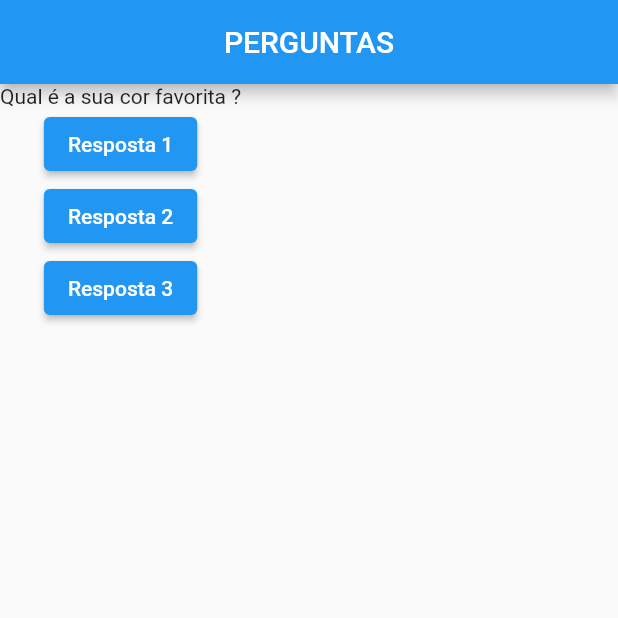
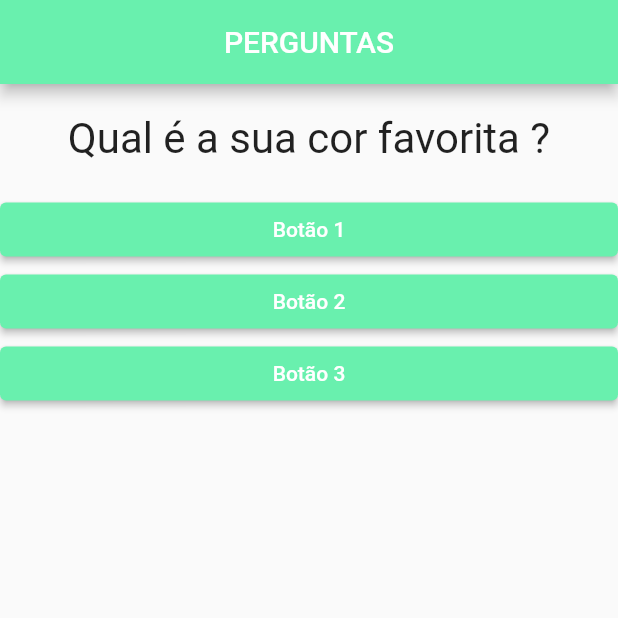
Before and after one commit to lavianii/Estudos-Flutter, a Flutter app: the screen it shows after launch, on a phone screen of 412 x 824 dp, the top half of it. Run offline on Flutter 3.47's test engine with Material 2 defaults, Android fonts, the phone set to English and light mode, and no system bars.

Commit message:
poo parte 1

```diff
--- a/lib/main.dart
+++ b/lib/main.dart
@@ -1,16 +1,26 @@
-import 'dart:developer';
-
 import 'package:flutter/foundation.dart';
 import 'package:flutter/material.dart';
+import './questao.dart';
+import './resposta.dart';
 
-main() => runApp(PerguntaApp());
+void main() {
+  runApp(const PerguntaApp());
+}
 
-class PerguntaApp extends StatelessWidget {
-  int perguntaSelecionada = 0;
+class PerguntaApp extends StatefulWidget {
+  const PerguntaApp({Key? key}) : super(key: key);
 
-  void responder() {
-    perguntaSelecionada++;
-    print(perguntaSelecionada);
+  @override
+  State<PerguntaApp> createState() => _PerguntaAppState();
+}
+
+class _PerguntaAppState extends State<PerguntaApp> {
+  int _perguntaSelecionada = 0;
+
+  void _responder() {
+    setState(() {
+      _perguntaSelecionada++;
+    });
   }
 
   @override
@@ -23,23 +33,15 @@ class PerguntaApp extends StatelessWidget {
     return MaterialApp(
       home: Scaffold(
         appBar: AppBar(
-          title: const Center(child: Text("PERGUNTAS")),
+          backgroundColor: Colors.greenAccent,
+          title: const Center(child: Text('PERGUNTAS')),
         ),
-        body: Column(
-          children: [
-            Text(perguntas[perguntaSelecionada]),
-            ElevatedButton(
-                onPressed: responder, child: const Text("Resposta 1")),
-            ElevatedButton(
-                onPressed: () {
-                  log("Resposta com funcao anonima");
-                },
-                child: const Text("Resposta 2")),
-            ElevatedButton(
-                onPressed: () => {log("Resposta com arrow function")},
-                child: const Text("Resposta 3"))
-          ],
-        ),
+        body: Column(children: [
+          Questao(perguntas[_perguntaSelecionada]),
+          Resposta("Botão 1", _responder),
+          Resposta("Botão 2", _responder),
+          Resposta("Botão 3", _responder)
+        ]),
       ),
     );
   }
--- /dev/null
+++ b/lib/questao.dart
@@ -0,0 +1,20 @@
+import 'package:flutter/material.dart';
+
+class Questao extends StatelessWidget {
+  final String texto;
+
+  const Questao(this.texto, {Key? key}) : super(key: key);
+
+  @override
+  Widget build(BuildContext context) {
+    return Container(
+      width: double.infinity,
+      margin: const EdgeInsets.all(20),
+      child: Text(
+        texto,
+        style: const TextStyle(fontSize: 28),
+        textAlign: TextAlign.center,
+      ),
+    );
+  }
+}
--- /dev/null
+++ b/lib/resposta.dart
@@ -0,0 +1,33 @@
+import 'package:flutter/material.dart';
+
+class Resposta extends StatelessWidget {
+  final String texto;
+  final void Function() quandoSelecionado;
+
+  Resposta(this.texto, this.quandoSelecionado);
+
+  @override
+  Widget build(BuildContext context) {
+    return SizedBox(
+      width: double.infinity,
+      child: ElevatedButton(
+        style: ElevatedButton.styleFrom(
+          primary: Colors.greenAccent,
+          onPrimary: Colors.white,
+        ),
+        onPressed: quandoSelecionado,
+        child: Text(texto),
+      ),
+    );
+
+    //Minha maneira que foi resolvida
+    // return SizedBox(
+    //   width: 300,
+    //   child: Text(
+    //     texto,
+    //     style: const TextStyle(fontSize: 15),
+    //     textAlign: TextAlign.center,
+    //   ),
+    // );
+  }
+}
```
Also changed, not shown: 1 other file.
